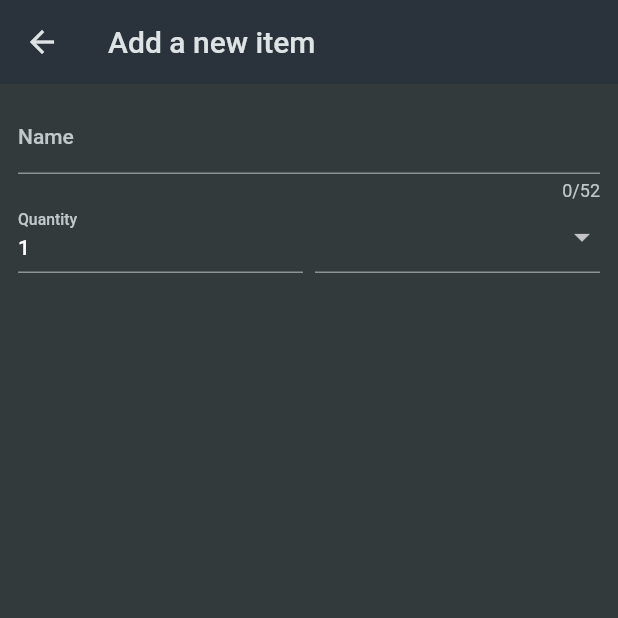
After one commit to Owoeye1321/uiaf, a Flutter app: the NewItem screen opened directly, on a phone screen of 412 x 824 dp, the top half of it. The commit adds this screen. Run offline on Flutter 3.47's test engine with Material 2 defaults, Android fonts, the light colour scheme and no system bars.

Commit message:
gooodddaaam progress 〽️

```diff
--- a/lib/screen/Home.dart
+++ b/lib/screen/Home.dart
@@ -1,16 +1,36 @@
 import 'package:flutter/material.dart';
 import 'package:uiaf/data/dummy_items.dart';
 import 'package:uiaf/widgets/grocery_item.dart';
+import 'package:uiaf/widgets/new_item.dart';
 
-class Home extends StatelessWidget {
+class Home extends StatefulWidget {
   const Home({
     super.key,
   });
 
   @override
+  State<Home> createState() => _HomeState();
+}
+
+class _HomeState extends State<Home> {
+  void _addNewItem() {
+    Navigator.of(context).push(MaterialPageRoute(builder: (ctx) {
+      return const NewItem();
+    }));
+  }
+
+  @override
   Widget build(BuildContext context) {
     return Scaffold(
       appBar: AppBar(
+        actions: [
+          IconButton(
+            onPressed: () {
+              _addNewItem;
+            },
+            icon: Icon(Icons.add),
+          ),
+        ],
         centerTitle: false,
         title: const Text("Your Groceries"),
       ),
--- /dev/null
+++ b/lib/widgets/new_item.dart
@@ -0,0 +1,68 @@
+import 'package:flutter/material.dart';
+import 'package:uiaf/data/categories.dart';
+
+class NewItem extends StatefulWidget {
+  const NewItem({super.key});
+
+  @override
+  State<NewItem> createState() {
+    return _NewItem();
+  }
+}
+
+class _NewItem extends State<NewItem> {
+  @override
+  Widget build(BuildContext context) {
+    return Scaffold(
+      appBar: AppBar(
+        title: const Text("Add a new item"),
+      ),
+      body: Padding(
+        padding: const EdgeInsets.all(12),
+        child: Form(
+          child: Column(
+            children: [
+              TextFormField(
+                maxLength: 52,
+                decoration: InputDecoration(label: Text("Name")),
+                validator: (value) {
+                  return "Demo";
+                },
+              ),
+              Row(
+                children: [
+                  Expanded(
+                    child: TextFormField(
+                        decoration: const InputDecoration(
+                          label: Text("Quantity"),
+                        ),
+                        initialValue: "1"),
+                  ),
+                  const SizedBox(width: 8),
+                  Expanded(
+                    child: DropdownButtonFormField(items: [
+                      ...categories.entries
+                          .map((eachCategory) => DropdownMenuItem(
+                              value: eachCategory.value,
+                              child: Row(
+                                children: [
+                                  Container(
+                                      width: 16,
+                                      height: 16,
+                                      color: eachCategory.value.color),
+                                  const SizedBox(width: 6),
+                                  Text(eachCategory.value.name)
+                                ],
+                              )))
+                          .toList()
+                    ], onChanged: (value) {}),
+                  )
+                ],
+              )
+            ],
+          ),
+        ),
+      ),
+    );
+  }
+}
```
